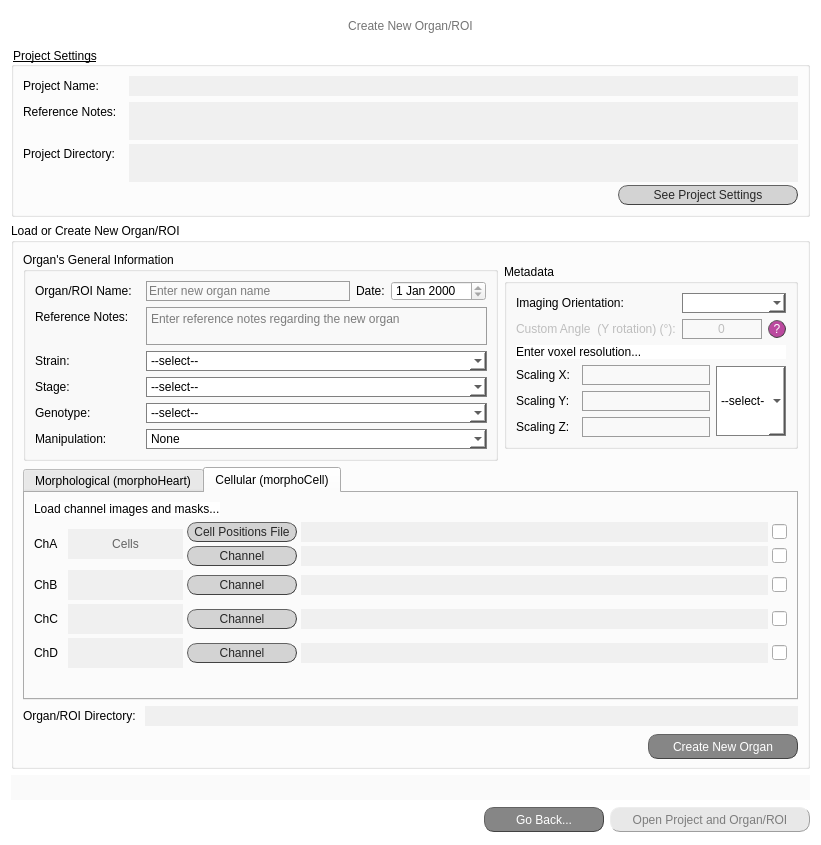
jsanchez679/morphoHeart_rev, file src/gui/ui/create_organ_screen.ui: the form before one commit.
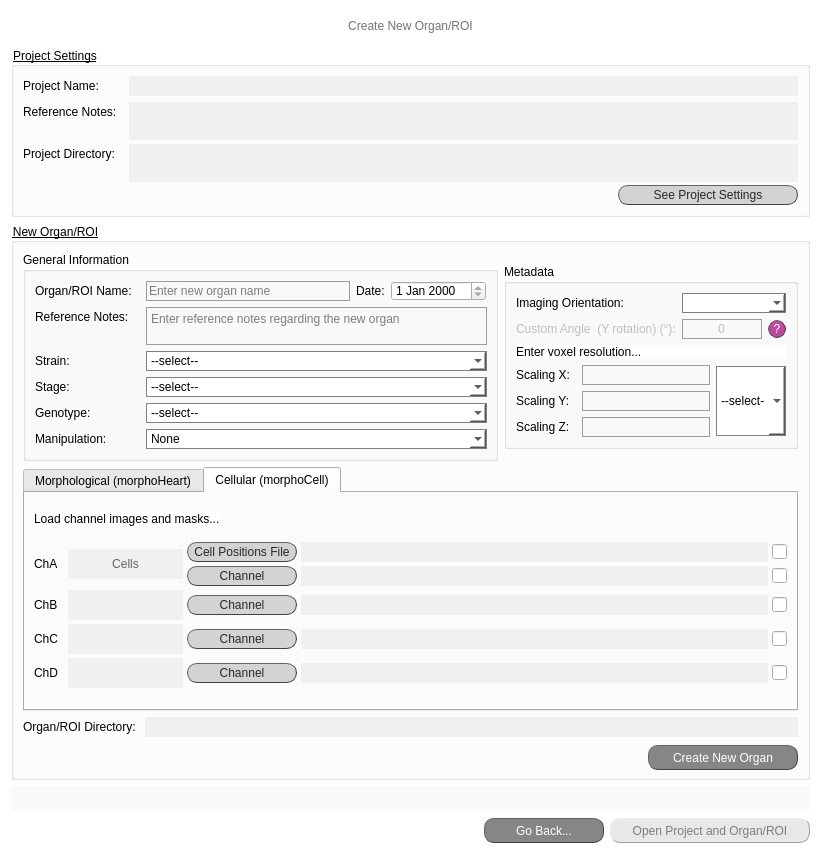
The form after the commit. The open tabs and pages were chosen to show the change.

Commit message: Fixed bugs to create proj only with mH or both mH and mC

```diff
--- a/src/gui/ui/create_organ_screen.ui
+++ b/src/gui/ui/create_organ_screen.ui
@@ -7,7 +7,7 @@
     <x>0</x>
     <y>0</y>
     <width>821</width>
-    <height>845</height>
+    <height>856</height>
    </rect>
   </property>
   <property name="minimumSize">
@@ -412,12 +412,11 @@
       </sizepolicy>
      </property>
      <property name="styleSheet">
-      <string notr="true">QGroupBox#set_organ{font: 25 italic 10pt &quot;Calibri Light&quot;;}
-
+      <string notr="true">QGroupBox#set_organ{text-decoration: underline; font: 80 10pt &quot;Calibri Light&quot;;}
 </string>
      </property>
      <property name="title">
-      <string>Load or Create New Organ/ROI</string>
+      <string>New Organ/ROI</string>
      </property>
      <layout class="QVBoxLayout" name="verticalLayout_8">
       <item>
@@ -954,7 +953,7 @@
 </string>
           </property>
           <property name="title">
-           <string>Organ's General Information</string>
+           <string>General Information</string>
           </property>
           <layout class="QVBoxLayout" name="verticalLayout_16">
            <item>
@@ -3892,32 +3891,6 @@
             </item>
            </layout>
           </item>
-          <item>
-           <spacer name="verticalSpacer_2">
-            <property name="orientation">
-             <enum>Qt::Vertical</enum>
-            </property>
-            <property name="sizeHint" stdset="0">
-             <size>
-              <width>20</width>
-              <height>40</height>
-             </size>
-            </property>
-           </spacer>
-          </item>
-          <item>
-           <spacer name="verticalSpacer">
-            <property name="orientation">
-             <enum>Qt::Vertical</enum>
-            </property>
-            <property name="sizeHint" stdset="0">
-             <size>
-              <width>20</width>
-              <height>40</height>
-             </size>
-            </property>
-           </spacer>
-          </item>
          </layout>
         </widget>
        </widget>
```
Left out of the diff: 2 changed lines with no effect on the pictures. The commit also changes 4 other files.
